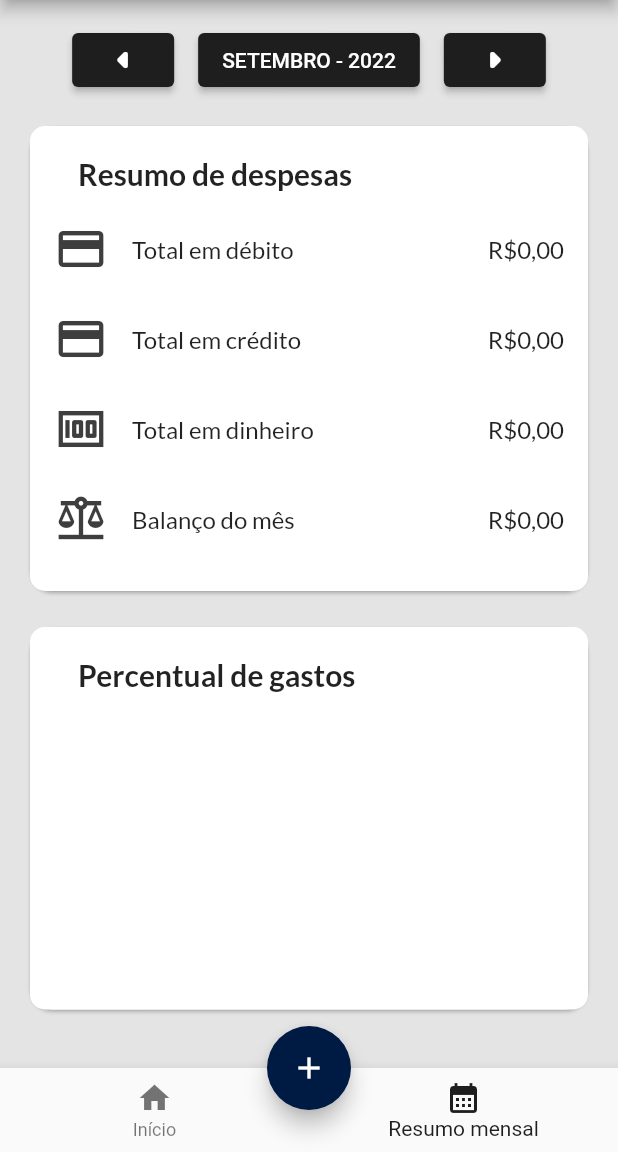
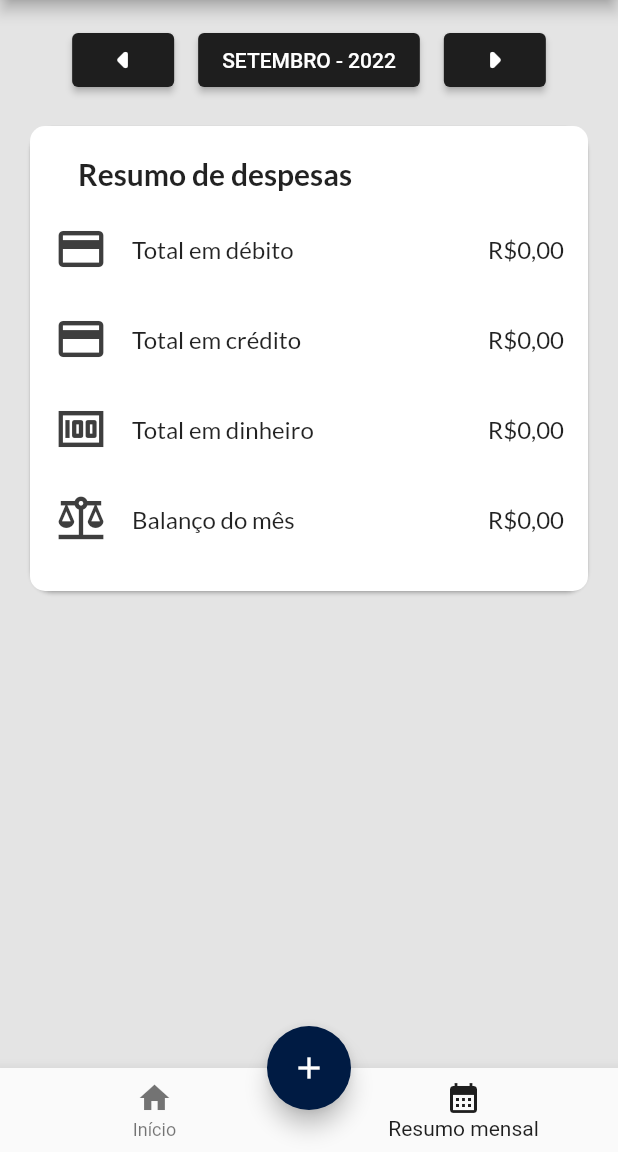
Before and after one commit to RodrigoVieira06/projeto-controle-financeiro, a Flutter app: the screen it shows once a user with an empty profile is signed in, item 2 of the bottom bar chosen, on a phone screen of 412 x 824 dp, the part 84-1236 px from its top. Run offline on Flutter 3.47's test engine with Material 2 defaults, Android fonts, the phone set to English and light mode, and no system bars; our stand-ins replace firebase_auth, firebase_core, flutter_modular; accounts and stored records are empty.

Commit message:
Removidos os cards da home page que ainda não foram implementados.

```diff
--- a/lib/screens/home/components/body/inicio_widget.dart
+++ b/lib/screens/home/components/body/inicio_widget.dart
@@ -10,7 +10,7 @@ class InicioWidget extends StatelessWidget {
       children: [
         Column(children: const [
           VisaoGeralCard(),
-          GraficoGeralCard(),
+          // GraficoGeralCard(),
         ]),
       ],
     );
--- a/lib/screens/home/components/body/resumo_mensal_widget.dart
+++ b/lib/screens/home/components/body/resumo_mensal_widget.dart
@@ -13,10 +13,10 @@ class ResumoMensalWidget extends StatelessWidget {
           children: const [
             DateSelectWidget(),
             ResumoDespesasCard(),
-            Padding(
-              padding: EdgeInsets.only(bottom: 32.0),
-              child: PercentualGastosCard(),
-            ),
+            // Padding(
+            //   padding: EdgeInsets.only(bottom: 32.0),
+            //   child: PercentualGastosCard(),
+            // ),
           ],
         ),
       ],
```
